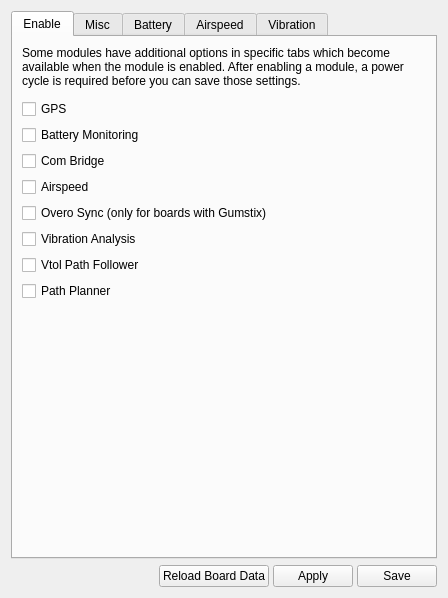
Qt form ground/gcs/src/plugins/config/modules.ui (TauLabs/TauLabs) before a commit.
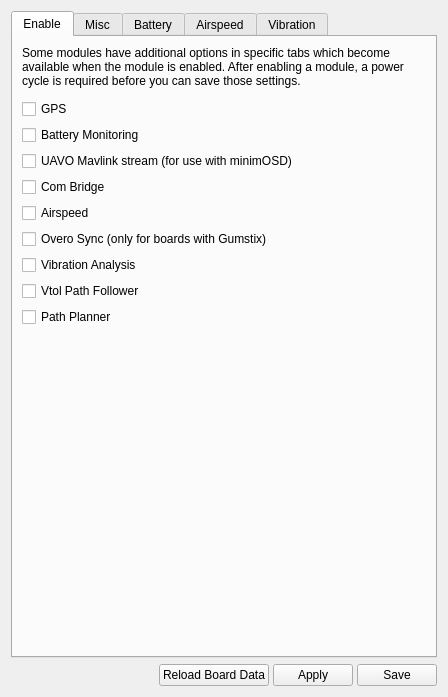
The same form after that commit. Icons and pictures are not drawn.

Commit message:
Modules: add button for UAVOMavlinkBridge
This was missing from the UI.

```diff
--- a/ground/gcs/src/plugins/config/modules.ui
+++ b/ground/gcs/src/plugins/config/modules.ui
@@ -7,7 +7,7 @@
     <x>0</x>
     <y>0</y>
     <width>448</width>
-    <height>598</height>
+    <height>697</height>
    </rect>
   </property>
   <property name="windowTitle">
@@ -73,6 +73,13 @@
          </property>
         </widget>
        </item>
+       <item>
+        <widget class="QCheckBox" name="cbUavoMavlink">
+         <property name="text">
+          <string>UAVO Mavlink stream (for use with minimOSD)</string>
+         </property>
+        </widget>
+       </item>
        <item>
         <widget class="QCheckBox" name="cbComBridge">
          <property name="toolTip">
```
The commit also changes 1 other file.
